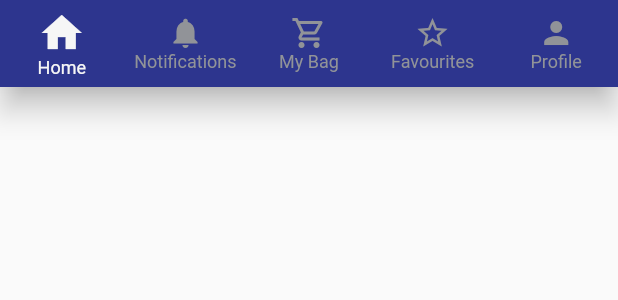
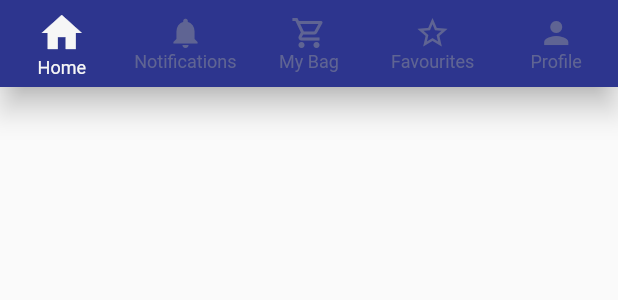
Before and after one commit to hussam-aw/timezonesu, a Flutter app: the TZBottomNavigationBar widget shown alone on an empty page, opened directly, on a phone screen of 412 x 824 dp. Shown: the top 300 px of the screen. Run offline on Flutter 3.47's test engine with Material 2 defaults, Android fonts, the phone set to English and light mode, and no system bars; our stand-ins replace get.

Commit message:
Update unselected item color with opacity

```diff
--- a/lib/PresentationLayer/Widgets/Public/bottomNavigationBar.dart
+++ b/lib/PresentationLayer/Widgets/Public/bottomNavigationBar.dart
@@ -10,7 +10,7 @@ class TZBottomNavigationBar extends StatelessWidget {
       backgroundColor: UIColors.primary,
       selectedItemColor: UIColors.activeIcon,
       selectedFontSize: 12,
-      unselectedItemColor: UIColors.inActiveIcon,
+      unselectedItemColor: UIColors.inActiveIcon.withOpacity(0.5),
       unselectedFontSize: 12,
       currentIndex: 0,
       type: BottomNavigationBarType.fixed,
```
